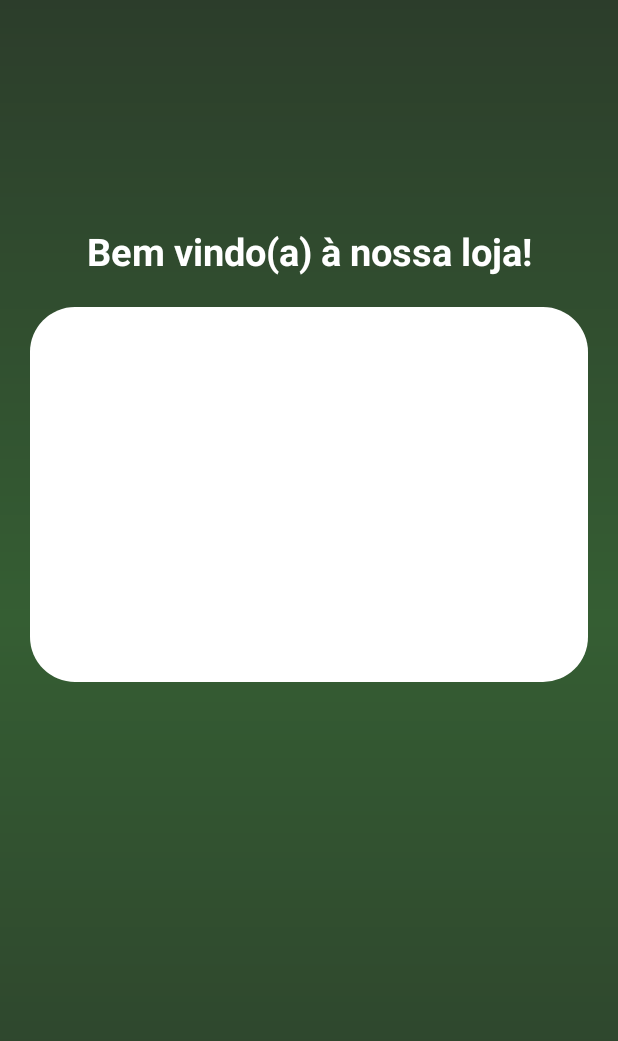
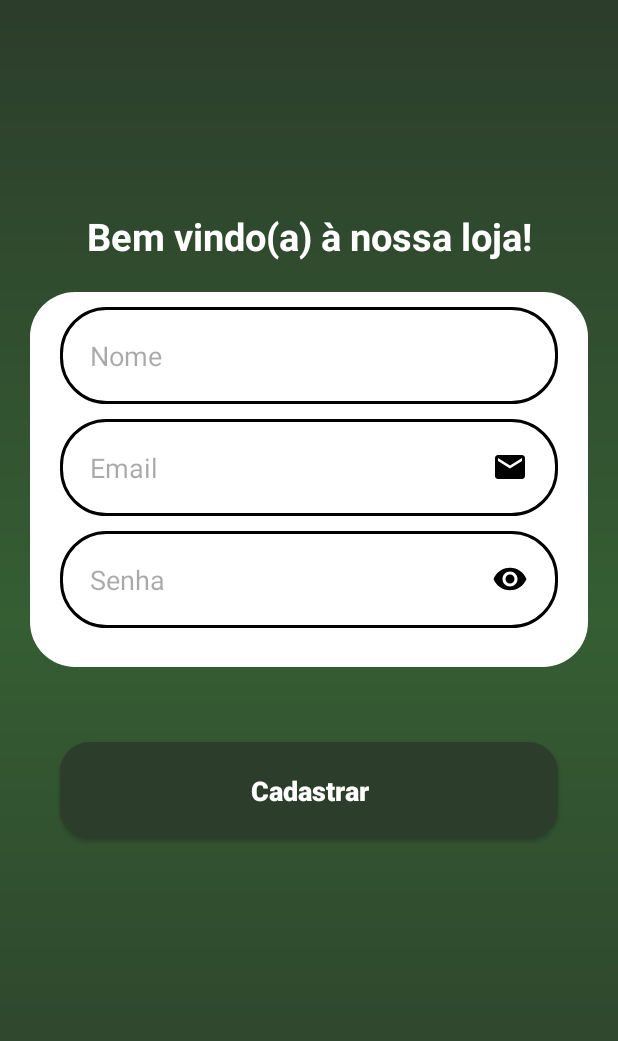
Before and after one commit to santipedro/eCommerce, an Android app: the layout activity_main.xml on its own in the app's theme, with its tools: preview values and no code run, on a phone screen of 412 x 824 dp. Shown: the top 1041 px of the screen. Run offline under Robolectric (Android 15) with nearby library versions, the phone set to English and light mode, and no system bars.

Commit message:
Third Commit

```diff
--- a/app/src/main/java/com/example/ecommerce/CadastroForm.java
+++ b/app/src/main/java/com/example/ecommerce/CadastroForm.java
@@ -9,11 +9,11 @@ import android.widget.TextView;
 
 public class CadastroForm extends AppCompatActivity {
 
-
     @Override
     protected void onCreate(Bundle savedInstanceState) {
         super.onCreate(savedInstanceState);
         setContentView(R.layout.activity_main);
 
     }
+
 }
--- a/app/src/main/res/layout/activity_main.xml
+++ b/app/src/main/res/layout/activity_main.xml
@@ -15,7 +15,7 @@
         app:layout_constraintStart_toStartOf="parent"
         app:layout_constraintEnd_toEndOf="parent"
         app:layout_constraintTop_toTopOf="parent"
-        android:layout_marginTop="150dp"
+        android:layout_marginTop="140dp"
         android:textSize="25sp"
         android:textStyle="bold"
         android:textColor="@color/white"
@@ -31,7 +31,47 @@
 
 />
 
+    <EditText
+        android:id="@+id/edit_nome"
+        style="@style/Edit_Text"
+        app:layout_constraintTop_toTopOf="@id/cadastroContainer"
+        app:layout_constraintStart_toStartOf="@id/cadastroContainer"
+        app:layout_constraintEnd_toEndOf="@id/cadastroContainer"
+        android:hint="Nome"
+        android:inputType="textPersonName"
+        />
 
+    <EditText
+        android:id="@+id/email_cadastro"
+        style="@style/Edit_Text"
+        android:drawableRight="@drawable/ic_email"
+        app:layout_constraintTop_toBottomOf="@id/edit_nome"
+        app:layout_constraintStart_toStartOf="@id/cadastroContainer"
+        app:layout_constraintEnd_toEndOf="@id/cadastroContainer"
+        android:hint="Email"
+        android:inputType="textEmailAddress"
+        />
+
+    <EditText
+        android:id="@+id/senha_cadastro"
+        style="@style/Edit_Text"
+        android:drawableRight="@drawable/ic_passeye"
+        app:layout_constraintTop_toBottomOf="@id/email_cadastro"
+        app:layout_constraintStart_toStartOf="@id/cadastroContainer"
+        app:layout_constraintEnd_toEndOf="@id/cadastroContainer"
+        android:hint="Senha"
+        android:inputType="numberPassword"
+        />
+
+    <androidx.appcompat.widget.AppCompatButton
+        android:id="@+id/button_cadastro"
+        style="@style/Edit_button"
+        android:text="Cadastrar"
+        app:layout_constraintStart_toStartOf="parent"
+        app:layout_constraintEnd_toEndOf="parent"
+        app:layout_constraintTop_toBottomOf="@id/cadastroContainer"
+        android:layout_marginTop="50dp"
+        />
 
 
 
```
